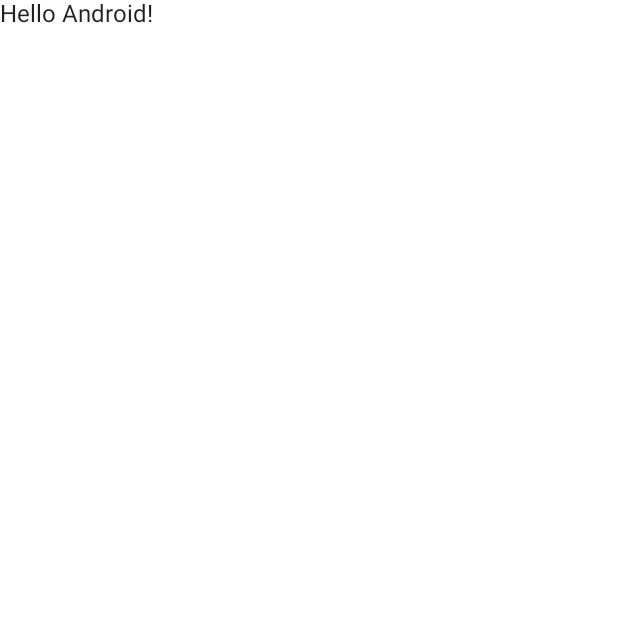
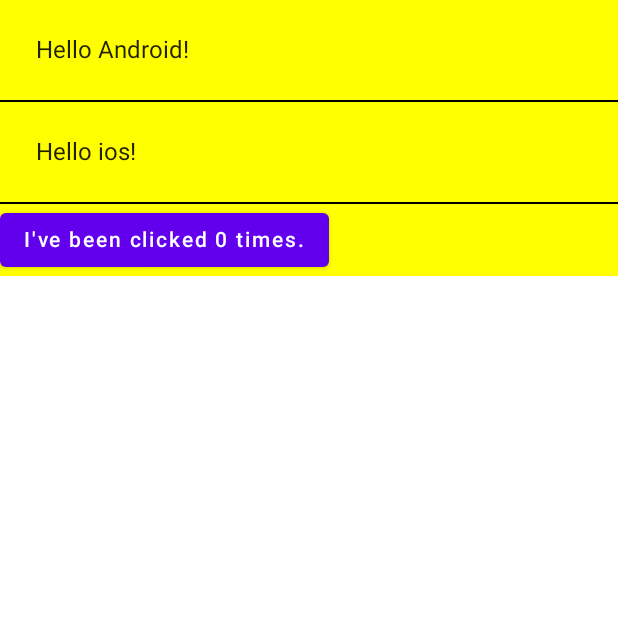
Before and after one commit to ataulm/compose-pathway, an Android app built with Jetpack Compose: the screen it shows after launch (MainActivity), on a phone screen of 412 x 824 dp, the top half of it. Before the commit the part shown is almost empty. Run offline under Robolectric (Android 15) with nearby library versions, the phone set to English and light mode, and no system bars.

```diff
--- a/app/src/main/java/com/example/MainActivity.kt
+++ b/app/src/main/java/com/example/MainActivity.kt
@@ -3,36 +3,55 @@ package com.example
 import android.os.Bundle
 import androidx.activity.compose.setContent
 import androidx.appcompat.app.AppCompatActivity
-import androidx.compose.material.MaterialTheme
-import androidx.compose.material.Surface
+import androidx.compose.foundation.layout.Column
+import androidx.compose.foundation.layout.padding
+import androidx.compose.material.Button
+import androidx.compose.material.Divider
 import androidx.compose.material.Text
 import androidx.compose.runtime.Composable
+import androidx.compose.runtime.mutableStateOf
+import androidx.compose.runtime.remember
+import androidx.compose.ui.Modifier
+import androidx.compose.ui.graphics.Color
 import androidx.compose.ui.tooling.preview.Preview
-import com.example.ui.theme.ComposeBasicsTheme
+import androidx.compose.ui.unit.dp
 
 class MainActivity : AppCompatActivity() {
     override fun onCreate(savedInstanceState: Bundle?) {
         super.onCreate(savedInstanceState)
-        setContent {
-            ComposeBasicsTheme {
-                // A surface container using the 'background' color from the theme
-                Surface(color = MaterialTheme.colors.background) {
-                    Greeting("Android")
-                }
-            }
-        }
+        setContent { MyApp { MainContent() } }
     }
 }
 
 @Composable
 fun Greeting(name: String) {
-    Text(text = "Hello $name!")
+    Text(text = "Hello $name!", modifier = Modifier.padding(24.dp))
 }
 
 @Preview(showBackground = true)
 @Composable
 fun DefaultPreview() {
-    ComposeBasicsTheme {
-        Greeting("Android")
+    MyApp { MainContent() }
+}
+
+@Composable
+fun MainContent(names: List<String> = listOf("Android", "ios")) {
+    Column {
+        names.forEach {
+            Greeting(name = it)
+            Divider(color = Color.Black)
+        }
+
+        Counter()
     }
 }
+
+@Composable
+fun Counter() {
+
+    val count = remember { mutableStateOf(0) }
+
+    Button(onClick = { count.value++ }) {
+        Text("I've been clicked ${count.value} times.")
+    }
+}
--- /dev/null
+++ b/app/src/main/java/com/example/MyApp.kt
@@ -0,0 +1,15 @@
+package com.example
+
+import androidx.compose.material.Surface
+import androidx.compose.runtime.Composable
+import androidx.compose.ui.graphics.Color
+import com.example.ui.theme.ComposeBasicsTheme
+
+@Composable
+fun MyApp(content: @Composable () -> Unit) {
+    ComposeBasicsTheme {
+        Surface(color = Color.Yellow) {
+            content()
+        }
+    }
+}
```
